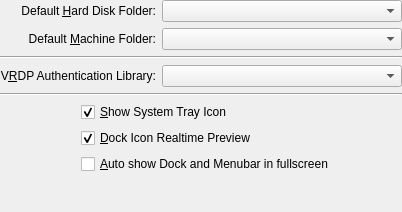
Qt form src/VBox/Frontends/VirtualBox/src/settings/global/VBoxGLSettingsGeneral.ui (pop-os/virtualbox) before a commit.
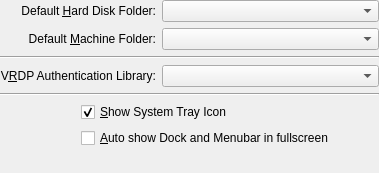
The same form after that commit. Custom widgets are drawn as their Qt base class.

Diff of the .ui file:
```diff
--- a/src/VBox/Frontends/VirtualBox/src/settings/global/VBoxGLSettingsGeneral.ui
+++ b/src/VBox/Frontends/VirtualBox/src/settings/global/VBoxGLSettingsGeneral.ui
@@ -23,8 +23,8 @@
    <rect>
     <x>0</x>
     <y>0</y>
-    <width>402</width>
-    <height>212</height>
+    <width>379</width>
+    <height>173</height>
    </rect>
   </property>
   <layout class="QGridLayout">
@@ -127,20 +127,7 @@
      </property>
     </widget>
    </item>
-   <item row="6" column="1" colspan="2">
-    <widget class="QCheckBox" name="mCbCheckDockPreview">
-     <property name="whatsThis">
-      <string>When checked, the Dock Icon will reflect the VM window content in realtime.</string>
-     </property>
-     <property name="text">
-      <string>&amp;Dock Icon Realtime Preview</string>
-     </property>
-     <property name="checked">
-      <bool>true</bool>
-     </property>
-    </widget>
-   </item>
-   <item row="11" column="0" colspan="3">
+   <item row="10" column="0" colspan="3">
     <spacer>
      <property name="orientation">
       <enum>Qt::Vertical</enum>
@@ -153,7 +140,7 @@
      </property>
     </spacer>
    </item>
-   <item row="7" column="1" colspan="2">
+   <item row="6" column="1" colspan="2">
     <widget class="QCheckBox" name="mCbCheckPresentationMode">
      <property name="text">
       <string>&amp;Auto show Dock and Menubar in fullscreen</string>
```
Left out of the diff: 20 changed lines with no effect on the pictures.
